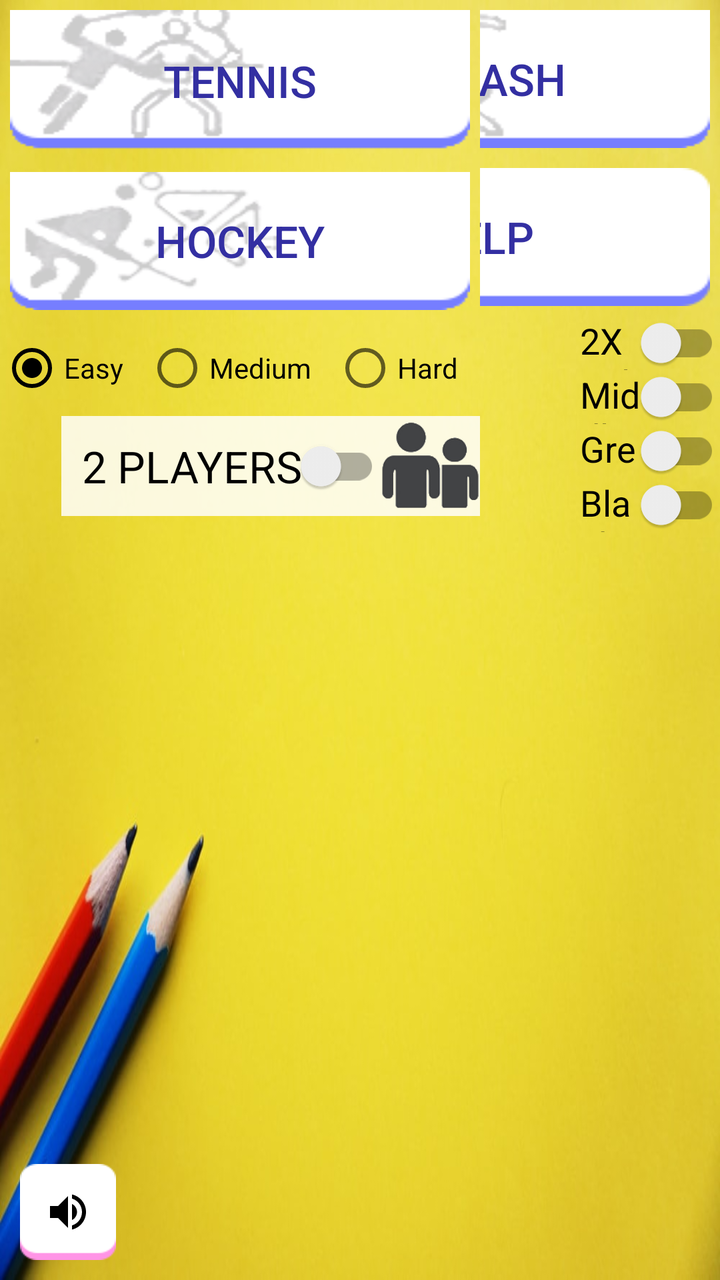
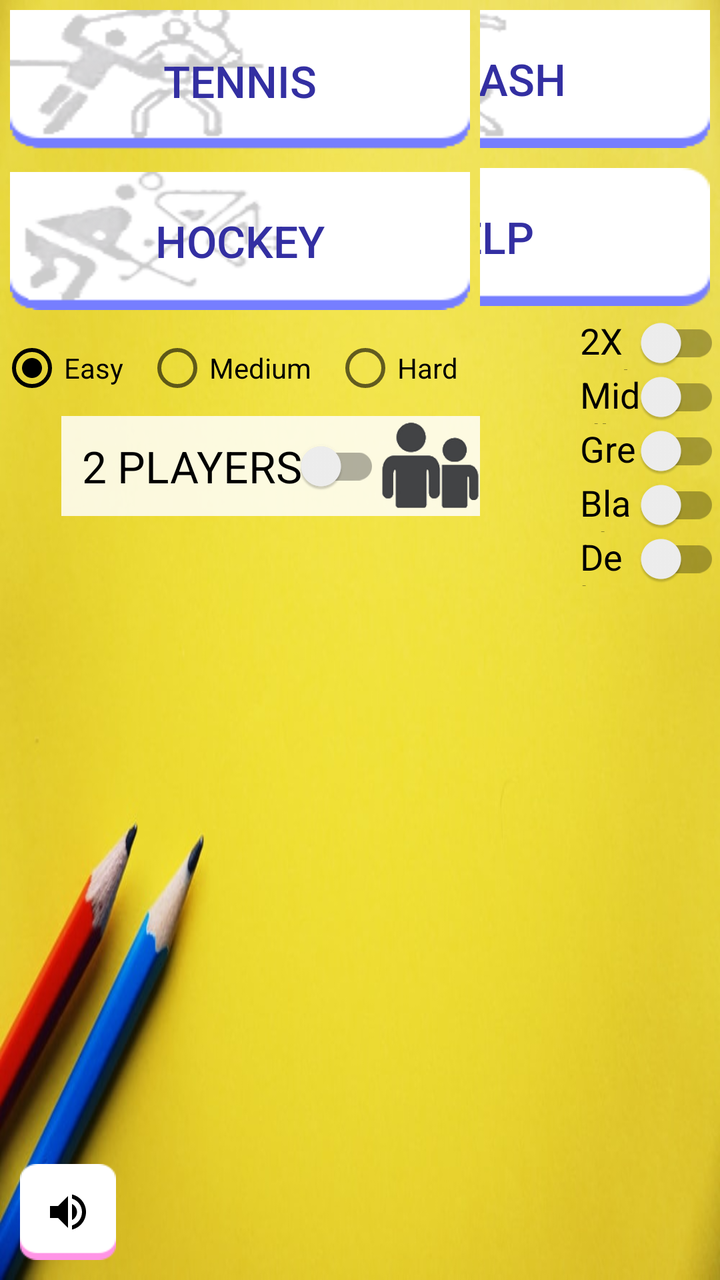

Before-and-after screenshots of an Android layout around one commit, followed by the original layout XML and the change that was made.
<!-- AndroidManifest.xml: activity theme AppTheme.NoActionBar -->
<!-- res/layout/activity_main.xml -->
<?xml version="1.0" encoding="utf-8"?>
<RelativeLayout xmlns:android="http://schemas.android.com/apk/res/android"
    xmlns:app="http://schemas.android.com/apk/res-auto"
    xmlns:tools="http://schemas.android.com/tools"
    android:id="@+id/layout_main"
    android:layout_width="match_parent"
    android:layout_height="match_parent"
    tools:context=".MainActivity">

    <ImageView
        android:layout_width="match_parent"
        android:layout_height="match_parent"
        android:contentDescription="@string/imagen_de_fondo_con_lapices"
        android:scaleType="fitXY"
        android:src="@drawable/background" />


    

    <LinearLayout
        android:layout_width="wrap_content"
        android:layout_height="wrap_content"
        android:layout_centerInParent="false"
        android:layout_centerHorizontal="true"
        android:gravity="center_horizontal"
        android:orientation="horizontal">

        <LinearLayout
            android:layout_width="wrap_content"
            android:layout_height="wrap_content"
            android:gravity="end"
            android:orientation="vertical">

            <Button
                android:id="@+id/playTennis"
                android:layout_width="230dp"
                android:layout_height="wrap_content"
                android:layout_marginStart="5dp"
                android:layout_marginLeft="5dp"
                android:layout_marginTop="5dp"
                android:layout_marginEnd="5dp"
                android:layout_marginRight="5dp"
                android:layout_marginBottom="5dp"
                android:background="@drawable/buttontennis1"
                android:gravity="center_horizontal|center_vertical"
                android:padding="5dp"
                android:text="@string/tennis"
                android:textColor="@color/colorSpecial"
                android:textSize="22sp" />

            <Button
                android:id="@+id/playHockey"
                android:layout_width="230dp"
                android:layout_height="wrap_content"
                android:layout_marginStart="5dp"
                android:layout_marginLeft="5dp"
                android:layout_marginTop="5dp"
                android:layout_marginEnd="5dp"
                android:layout_marginRight="5dp"
                android:layout_marginBottom="5dp"
                android:background="@drawable/buttonhockey1"
                android:gravity="center_horizontal|center_vertical"
                android:padding="5dp"
                android:text="@string/hockey"
                android:textColor="@color/colorSpecial"
                android:textSize="22sp" />


            <RadioGroup
                android:id="@+id/radioNivelGrupo"
                android:layout_width="match_parent"
                android:layout_height="match_parent"
                android:checkedButton="@id/radioNivel1"
                android:gravity="end"
                android:orientation="horizontal">

                <RadioButton
                    android:id="@+id/radioNivel1"
                    android:layout_width="wrap_content"
                    android:layout_height="wrap_content"
                    android:layout_weight="1"
                    android:checked="true"
                    android:minHeight="48dp"
                    android:text="@string/nivel_1" />

                <RadioButton
                    android:id="@+id/radioNivel2"
                    android:layout_width="wrap_content"
                    android:layout_height="wrap_content"
                    android:layout_weight="1"
                    android:minHeight="48dp"
                    android:text="@string/nivel_2" />

                <RadioButton
                    android:id="@+id/radioNivel3"
                    android:layout_width="wrap_content"
                    android:layout_height="wrap_content"
                    android:layout_weight="1"
                    android:minHeight="48dp"
                    android:text="@string/nivel_3" />

            </RadioGroup>


            <LinearLayout
                android:layout_width="wrap_content"
                android:layout_height="wrap_content"
                android:background="#D5FFFFFF"
                android:orientation="horizontal">

                <androidx.appcompat.widget.SwitchCompat
                    android:id="@+id/switchPlayer"
                    android:layout_width="0dp"
                    android:layout_height="match_parent"
                    android:layout_marginStart="10dp"
                    android:layout_marginLeft="10dp"
                    android:layout_weight="1"
                    android:gravity="end|center_vertical"
                    android:minHeight="48dp"
                    android:text="@string/computadora"
                    android:textAppearance="@style/TextAppearance.AppCompat.Large" />

                <ImageView
                    android:id="@+id/imageViewPlayer"
                    android:layout_width="50dp"
                    android:layout_height="50dp"
                    android:layout_gravity="start"
                    android:contentDescription="@string/imagen_de_2_jugadores"
                    app:srcCompat="@drawable/twoplayers" />

            </LinearLayout>


        </LinearLayout>

        <LinearLayout
            android:layout_width="wrap_content"
            android:layout_height="wrap_content"
            android:gravity="end"
            android:orientation="vertical">

            <Button
                android:id="@+id/playSquash"
                android:layout_width="230dp"
                android:layout_height="wrap_content"
                android:layout_marginStart="5dp"
                android:layout_marginLeft="5dp"
                android:layout_marginTop="5dp"
                android:layout_marginEnd="5dp"
                android:layout_marginRight="5dp"
                android:layout_marginBottom="5dp"
                android:background="@drawable/buttonsquash1"
                android:gravity="center_horizontal|center_vertical"
                android:padding="5dp"
                android:text="@string/squash"
                android:textColor="@color/colorSpecial"
                android:textSize="22sp" />

            <Button
                android:id="@+id/tutorial"
                android:layout_width="230dp"
                android:layout_height="wrap_content"
                android:layout_marginStart="5dp"
                android:layout_marginLeft="5dp"
                android:layout_marginTop="5dp"
                android:layout_marginEnd="5dp"
                android:layout_marginRight="5dp"
                android:layout_marginBottom="5dp"
                android:background="@drawable/button"
                android:gravity="center_horizontal|center_vertical"
                android:padding="5dp"
                android:text="@string/tutorial"
                android:textColor="@color/colorSpecial"
                android:textSize="22sp" />


            <androidx.appcompat.widget.SwitchCompat
                android:id="@+id/switchSpeed"
                android:layout_width="wrap_content"
                android:layout_height="15dp"
                android:layout_marginStart="50dp"
                android:layout_marginLeft="50dp"
                android:layout_weight="1"
                android:minHeight="48dp"
                android:text="@string/velocidad"
                android:textAppearance="@style/TextAppearance.AppCompat.Medium" />

            <androidx.appcompat.widget.SwitchCompat
                android:id="@+id/switchSize"
                android:layout_width="wrap_content"
                android:layout_height="15dp"
                android:layout_marginStart="50dp"
                android:layout_marginLeft="50dp"
                android:layout_weight="1"
                android:minHeight="48dp"
                android:text="@string/tama_o"
                android:textAppearance="@style/TextAppearance.AppCompat.Medium" />

            <androidx.appcompat.widget.SwitchCompat
                android:id="@+id/switchAngle"
                android:layout_width="wrap_content"
                android:layout_height="15dp"
                android:layout_marginStart="50dp"
                android:layout_marginLeft="50dp"
                android:layout_weight="1"
                android:minHeight="48dp"
                android:text="@string/angulo"
                android:textAppearance="@style/TextAppearance.AppCompat.Medium" />

            <androidx.appcompat.widget.SwitchCompat
                android:id="@+id/switchBlack"
                android:layout_width="wrap_content"
                android:layout_height="15dp"
                android:layout_marginStart="50dp"
                android:layout_marginLeft="50dp"
                android:layout_weight="1"
                android:minHeight="48dp"
                android:text="@string/color_fondo"
                android:textAppearance="@style/TextAppearance.AppCompat.Medium" />


        </LinearLayout>

    </LinearLayout>

    <LinearLayout
        android:id="@+id/layout_publicity"
        android:layout_width="match_parent"
        android:layout_height="wrap_content"
        android:layout_alignParentBottom="true"
        android:orientation="horizontal">

        <ImageButton
            android:id="@+id/volumeCtrl"
            android:layout_width="48dp"
            android:layout_height="48dp"
            android:layout_marginStart="10dp"
            android:layout_marginLeft="10dp"
            android:layout_marginBottom="10dp"
            android:background="@drawable/bg_small"
            android:contentDescription="@string/activar_desactivar_altavoz"
            android:src="@drawable/ic_volume_up" />
    </LinearLayout>

</RelativeLayout>
<!-- resources referenced by this layout -->
<resources>
  <color name="colorSpecial">#332FA2</color>
  <!-- drawable background: jpg bitmap (drawable, 37453 bytes) -->
  <!-- drawable bg_small: png bitmap (drawable, 791 bytes) -->
  <!-- drawable button: png bitmap (drawable, 1060 bytes) -->
  <!-- drawable buttonhockey1: png bitmap (drawable, 3560 bytes) -->
  <!-- drawable buttonsquash1: png bitmap (drawable, 6315 bytes) -->
  <!-- drawable buttontennis1: png bitmap (drawable, 3396 bytes) -->
  <!-- drawable ic_volume_up (drawable) -->
  <vector xmlns:android="http://schemas.android.com/apk/res/android"
          android:width="24dp"
          android:height="24dp"
          android:viewportWidth="24.0"
          android:viewportHeight="24.0">
      <path
          android:fillColor="#FF000000"
          android:pathData="M3,9v6h4l5,5L12,4L7,9L3,9zM16.5,12c0,-1.77 -1.02,-3.29 -2.5,-4.03v8.05c1.48,-0.73 2.5,-2.25 2.5,-4.02zM14,3.23v2.06c2.89,0.86 5,3.54 5,6.71s-2.11,5.85 -5,6.71v2.06c4.01,-0.91 7,-4.49 7,-8.77s-2.99,-7.86 -7,-8.77z"/>
  </vector>
  <!-- drawable twoplayers: png bitmap (drawable, 5657 bytes) -->
  <string name="activar_desactivar_altavoz">Speaker activate/deactivate</string>
  <string name="angulo">Great angle</string>
  <string name="color_fondo">Black Background</string>
  <string name="computadora">2 PLAYERS</string>
  <string name="hockey">Hockey</string>
  <string name="imagen_de_2_jugadores">2 players image</string>
  <string name="imagen_de_fondo_con_lapices">Background pencil image</string>
  <string name="nivel_1">Easy</string>
  <string name="nivel_2">Medium</string>
  <string name="nivel_3">Hard</string>
  <string name="squash">Squash</string>
  <string name="tama_o">Middle size</string>
  <string name="tennis">Tennis</string>
  <string name="tutorial">Help</string>
  <string name="velocidad">2X Velocity</string>
  <style name="AppTheme.NoActionBar">
          <item name="windowNoTitle">true</item>
          <item name="windowActionBar">false</item>
      </style>
</resources>

<!-- the commit's change to res/layout/activity_main.xml (unified diff, before → after) -->
@@ -216,6 +216,17 @@
                 android:layout_weight="1"
                 android:minHeight="48dp"
                 android:text="@string/color_fondo"
+                android:textAppearance="@style/TextAppearance.AppCompat.Medium" />
+
+            <androidx.appcompat.widget.SwitchCompat
+                android:id="@+id/switchDebug"
+                android:layout_width="wrap_content"
+                android:layout_height="15dp"
+                android:layout_marginStart="50dp"
+                android:layout_marginLeft="50dp"
+                android:layout_weight="1"
+                android:minHeight="48dp"
+                android:text="@string/debug_mode"
                 android:textAppearance="@style/TextAppearance.AppCompat.Medium" />
 
 
<!-- resource entries referenced after the edit -->
@@ -22,6 +22,7 @@
   <string name="angulo">Great angle</string>
   <string name="color_fondo">Black Background</string>
   <string name="computadora">2 PLAYERS</string>
+  <string name="debug_mode">Debug Mode</string>
   <string name="hockey">Hockey</string>
   <string name="imagen_de_2_jugadores">2 players image</string>
   <string name="imagen_de_fondo_con_lapices">Background pencil image</string>
